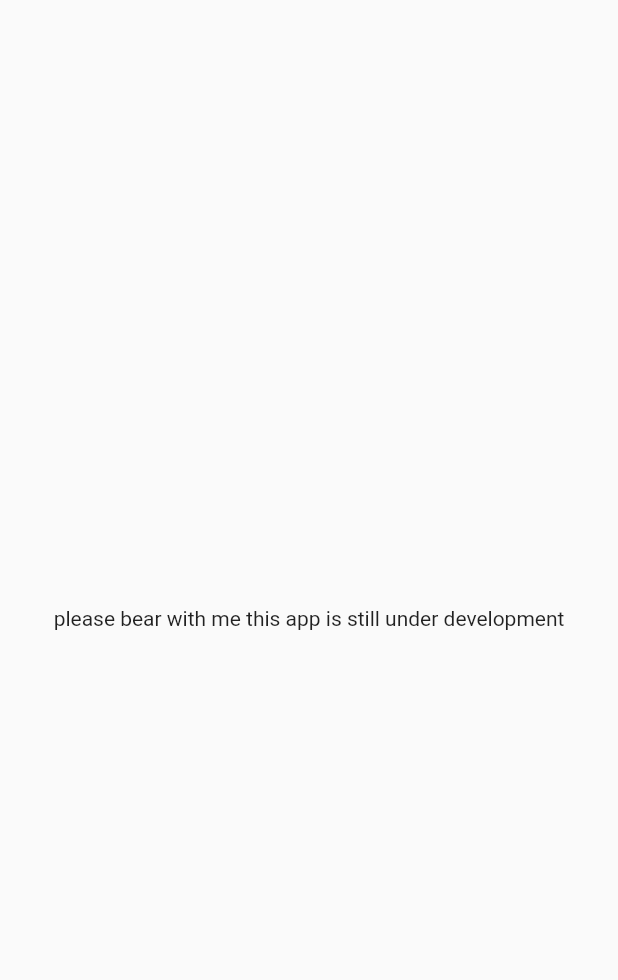
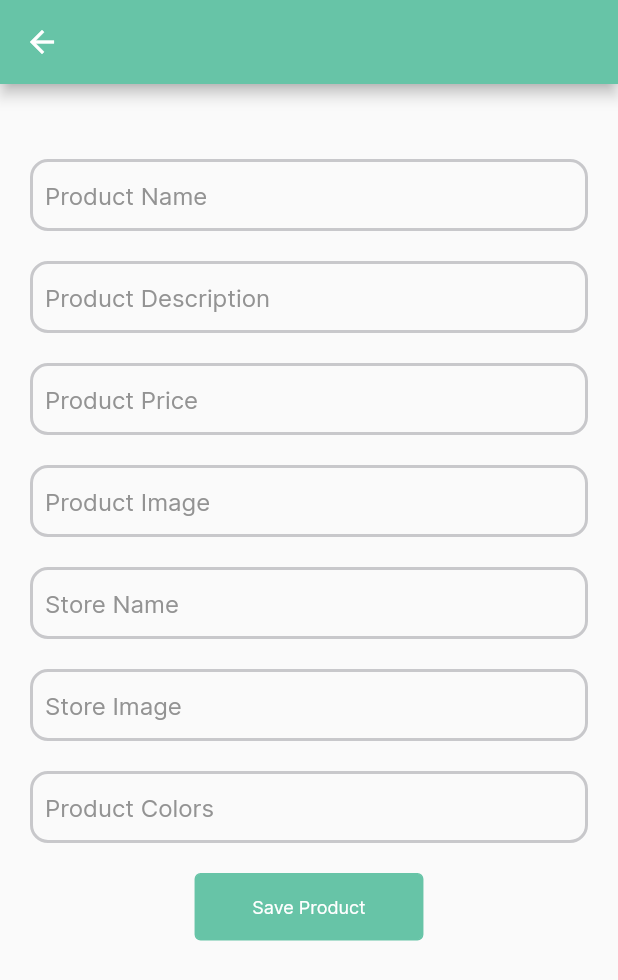
Before and after one commit to Cindy-dev/ecommerce_app, a Flutter app: the AccountPage screen opened directly, on a phone screen of 412 x 824 dp. Shown: the top 980 px of the screen. Run offline on Flutter 3.47's test engine with Material 2 defaults, Android fonts, the phone set to English and light mode, and no system bars; our stand-ins replace bloc, equatable, flutter_bloc, flutter_dotenv, logger, supabase_flutter; accounts and stored records are empty.

Commit message:
setting up databse and admin

```diff
--- /dev/null
+++ b/lib/e-commerce_app/account/presentation/views/account_page.dart
@@ -0,0 +1,158 @@
+import 'package:flutter/material.dart';
+import 'package:flutter_app_ui/e-commerce_app/account/presentation/widgets/text_form.dart';
+import 'package:flutter_app_ui/e-commerce_app/util/e_commerce_button.dart';
+import 'package:flutter_app_ui/e-commerce_app/util/e_commerce_colors.dart';
+import 'package:flutter_app_ui/e-commerce_app/util/navigators.dart';
+
+class AccountPage extends StatefulWidget {
+  const AccountPage({Key? key}) : super(key: key);
+
+  @override
+  State<AccountPage> createState() => _AccountPageState();
+}
+
+class _AccountPageState extends State<AccountPage> {
+  final nameController = TextEditingController();
+  final descController = TextEditingController();
+  final imageController = TextEditingController();
+  final storeImageController = TextEditingController();
+  final priceController = TextEditingController();
+  final colorsController = TextEditingController();
+
+  @override
+  Widget build(BuildContext context) {
+    return Scaffold(
+      appBar: AppBar(
+        backgroundColor: EcommerceColors.green,
+      ),
+      body: SafeArea(
+        child: SingleChildScrollView(
+          child: Padding(
+            padding: const EdgeInsets.symmetric(horizontal: 20, vertical: 50),
+            child: Column(
+              children: [
+                ECTextField(
+                    controller: nameController,
+                    hintText: "Product Name",
+                    fontSize: 16),
+                ECTextField(
+                    controller: descController,
+                    hintText: "Product Description",
+                    fontSize: 16),
+                ECTextField(
+                    controller: priceController,
+                    hintText: "Product Price",
+                    fontSize: 16),
+                ECTextField(
+                    controller: imageController,
+                    hintText: "Product Image",
+                    fontSize: 16),
+                ECTextField(
+                    controller: descController,
+                    hintText: "Store Name",
+                    fontSize: 16),
+                ECTextField(
+                    controller: storeImageController,
+                    hintText: "Store Image",
+                    fontSize: 16),
+                ECTextField(
+                    controller: colorsController,
+                    hintText: "Product Colors",
+                    fontSize: 16),
+
+                const ECButton(
+                  buttonColor: EcommerceColors.green,
+                  buttonText: 'Save Product',
+                  textColor: EcommerceColors.white,
+                  borderColor: EcommerceColors.green,
+                ),
+              ],
+            ),
+          ),
+        ),
+      ),
+    );
+  }
+}
+
+class AdminAuth extends StatefulWidget {
+  const AdminAuth({Key? key}) : super(key: key);
+
+  @override
+  State<AdminAuth> createState() => _AdminAuthState();
+}
+
+class _AdminAuthState extends State<AdminAuth> {
+  final nameController = TextEditingController();
+  final passwordController = TextEditingController();
+  final GlobalKey<FormState> formKey = GlobalKey();
+
+  @override
+  Widget build(BuildContext context) {
+    return Scaffold(
+        resizeToAvoidBottomInset: false,
+        body: SafeArea(
+          child: Padding(
+            padding: const EdgeInsets.symmetric(horizontal: 20, vertical: 50),
+            child: Form(
+              key: formKey,
+              child: Column(
+                children: [
+                  ECTextField(
+                    controller: nameController,
+                    hintText: "Admin Name",
+                    fontSize: 16,
+                    validator: (value) {
+                      if (value!.isEmpty) {
+                        return "Field cant be empty";
+                      }
+                      return null;
+                    },
+                  ),
+                  ECTextField(
+                    controller: passwordController,
+                    hintText: "Admin Password",
+                    fontSize: 16,
+                    validator: (value) {
+                      if (value!.isEmpty) {
+                        return "Field cant be empty";
+                      }
+                      return null;
+                    },
+                  ),
+                  const ECButton(
+                    buttonColor: EcommerceColors.green,
+                    buttonText: 'Save Product',
+                    textColor: EcommerceColors.white,
+                    borderColor: EcommerceColors.green,
+                  ),
+                  ElevatedButton(
+                      onPressed: () {
+                        if (!formKey.currentState!.validate()) {
+                          return;
+                        } else {
+                          if (nameController.text == "admin" &&
+                              passwordController.text == "admin123") {
+                            navigatePush(context, const AccountPage());
+                          } else {
+                            ScaffoldMessenger.of(context).showSnackBar(
+                              const SnackBar(
+                                backgroundColor: EcommerceColors.red,
+                                duration: Duration(seconds: 2),
+                                content: Text(
+                                  "Invalid Login Details",
+                                  textAlign: TextAlign.center,
+                                ),
+                              ),
+                            );
+                          }
+                        }
+                      },
+                      child: const Text('Login'))
+                ],
+              ),
+            ),
+          ),
+        ));
+  }
+}
--- /dev/null
+++ b/lib/e-commerce_app/account/presentation/widgets/text_form.dart
@@ -0,0 +1,81 @@
+import 'package:flutter/material.dart';
+import 'package:flutter_app_ui/e-commerce_app/util/e_commerce_colors.dart';
+
+class ECTextField extends StatefulWidget {
+  final TextEditingController controller;
+  final String? hintText;
+  final Widget? prefixIcon;
+  final Widget? suffixIcon;
+  final TextInputType? keyboardType;
+  final double fontSize;
+  final String? helperText;
+  final FontWeight? fontWeight;
+  final String? Function(String?)? validator;
+  const ECTextField({
+    Key? key,
+    required this.controller,
+    required this.hintText,
+    this.prefixIcon,
+    this.suffixIcon,
+    this.keyboardType,
+    required this.fontSize,
+    this.helperText,
+    this.fontWeight,
+    this.validator,
+  }) : super(key: key);
+
+  @override
+  State<ECTextField> createState() => _ECTextFieldState();
+}
+
+class _ECTextFieldState extends State<ECTextField> {
+  @override
+  Widget build(BuildContext context) {
+    return Padding(
+      padding: const EdgeInsets.only(bottom: 20),
+      child: TextFormField(
+        validator: widget.validator,
+        cursorHeight: 15,
+        keyboardType: widget.keyboardType,
+        controller: widget.controller,
+        cursorColor: EcommerceColors.green,
+        decoration: InputDecoration(
+          helperText: widget.helperText,
+          helperStyle: TextStyle(
+              fontFamily: "Inter",
+              color: EcommerceColors.grayText,
+              fontSize: MediaQuery.of(context).size.width / 35,
+              fontWeight: FontWeight.w400),
+          prefixIcon: widget.prefixIcon,
+          suffixIcon: widget.suffixIcon,
+          hintText: widget.hintText,
+          hintStyle: TextStyle(
+              fontFamily: "Inter",
+              color: EcommerceColors.grayText,
+              fontSize: widget.fontSize,
+              fontWeight: widget.fontWeight),
+          contentPadding:
+              const EdgeInsets.symmetric(vertical: 0, horizontal: 10),
+          enabledBorder: OutlineInputBorder(
+              borderRadius: BorderRadius.circular(12),
+              borderSide:
+                  const BorderSide(color: EcommerceColors.gray, width: 2)),
+          focusedBorder: OutlineInputBorder(
+              borderRadius: BorderRadius.circular(12),
+              borderSide:
+                  const BorderSide(color: EcommerceColors.gray, width: 2)),
+          errorBorder: OutlineInputBorder(
+              borderRadius: BorderRadius.circular(12),
+              borderSide: const BorderSide(color: Colors.red, width: 2)),
+          disabledBorder: OutlineInputBorder(
+              borderRadius: BorderRadius.circular(12),
+              borderSide:
+                  const BorderSide(color: EcommerceColors.gray, width: 2)),
+          focusedErrorBorder: OutlineInputBorder(
+              borderRadius: BorderRadius.circular(12),
+              borderSide: const BorderSide(color: Colors.red, width: 2)),
+        ),
+      ),
+    );
+  }
+}
--- a/lib/e-commerce_app/account_page.dart
+++ /dev/null
@@ -1,16 +0,0 @@
-import 'package:flutter/material.dart';
-
-class AccountPage extends StatelessWidget {
-  const AccountPage({Key? key}) : super(key: key);
-
-  @override
-  Widget build(BuildContext context) {
-    return const Scaffold(
-      body: Center(
-        child: Text("please bear with me this app is still under development",
-        textAlign: TextAlign.center,
-        ),
-      ),
-    );
-  }
-}
--- a/lib/e-commerce_app/product/presentation/views/e_commerce_home_screen.dart
+++ b/lib/e-commerce_app/product/presentation/views/e_commerce_home_screen.dart
@@ -1,5 +1,5 @@
 import 'package:flutter/material.dart';
-import 'package:flutter_app_ui/e-commerce_app/account_page.dart';
+import 'package:flutter_app_ui/e-commerce_app/account/presentation/views/account_page.dart';
 import 'package:flutter_app_ui/e-commerce_app/cart/presentation/views/e_commerce_cart_screen.dart';
 import 'package:flutter_app_ui/e-commerce_app/cart/presentation/views/e_commerce_history_screen.dart';
 import 'package:flutter_app_ui/e-commerce_app/favorite_page.dart';
@@ -7,8 +7,6 @@ import 'package:flutter_app_ui/e-commerce_app/product/presentation/blocs/product
 import 'package:flutter_app_ui/e-commerce_app/product/presentation/widgets/ec_homescreen_widget.dart';
 import 'package:flutter_app_ui/e-commerce_app/util/e_commerce_colors.dart';
 import 'package:flutter_bloc/flutter_bloc.dart';
-
-import '../../../util/dummy_data.dart';
 
 class ECommerceHomeScreen extends StatefulWidget {
   const ECommerceHomeScreen({Key? key}) : super(key: key);
@@ -30,7 +28,7 @@ class _ECommerceHomeScreenState extends State<ECommerceHomeScreen> {
     const ECommerceHomeScreenWidget(),
     const FavoritePage(),
     const ECHistoryScreen(),
-    const AccountPage(),
+    const AdminAuth()
   ];
   void _onItemTapped(int index) {
     setState(() {
--- a/pubspec.yaml
+++ b/pubspec.yaml
@@ -14,6 +14,7 @@ dependencies:
   flutter_bloc: ^8.1.2
   logger: ^1.1.0
   supabase_flutter: ^1.7.0
+  flutter_dotenv: ^5.0.2
 
 
 
@@ -34,6 +35,7 @@ flutter:
   assets:
      - assets/e_commerce_app/e_commerce_image/
      - assets/e_commerce_app/e_commerce_jsons/
+     - .env
 
   fonts:
      - family: Inter
```
Also changed, not shown: lib/main.dart (+10 -1 lines), pubspec.lock, 6 other files.
